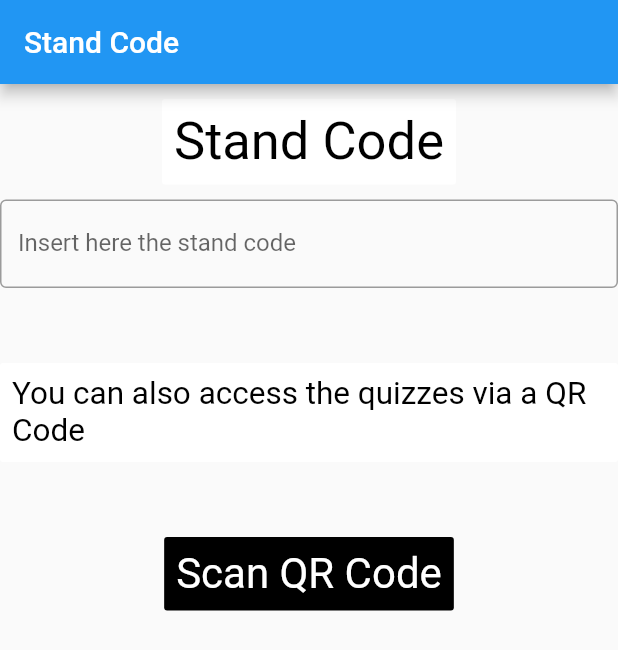
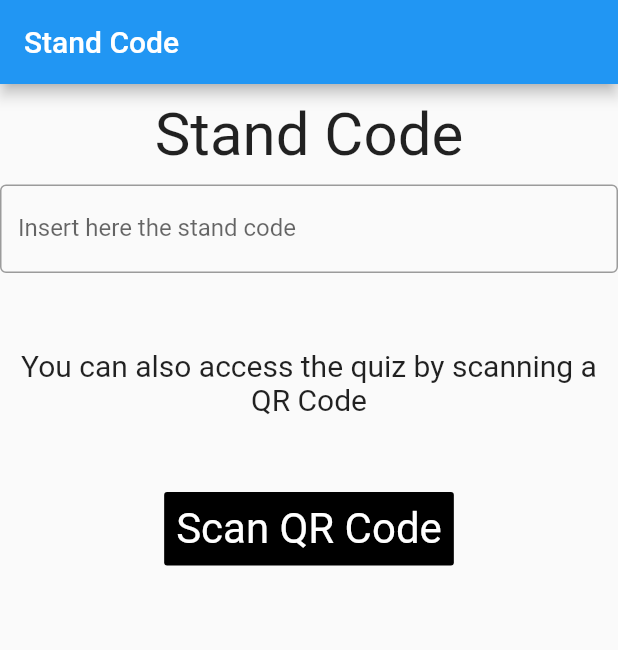
Before and after one commit to softeng-feup/open-cx-grupo-de-esof, a Flutter app: the screen it shows after launch, after a tap on "I'm a user", on a phone screen of 412 x 824 dp. Shown: the top 650 px of the screen. Run offline on Flutter 3.47's test engine with Material 2 defaults, Android fonts, the phone set to English and light mode, and no system bars; missing offline and left inert: barcode_scan.

Commit message:
Completed Stand Code Page

```diff
--- a/development/flutter_app/lib/Pages/StandCodePage.dart
+++ b/development/flutter_app/lib/Pages/StandCodePage.dart
@@ -37,25 +37,12 @@ class StandCodePage extends StatelessWidget {
 class AdviceText extends StatelessWidget {
   @override
   Widget build(BuildContext context) {
-    return FlatButton(
-      color: Colors.white,
-      textColor: Colors.black,
-      disabledColor: Colors.grey,
-      disabledTextColor: Colors.black,
-      padding: EdgeInsets.all(8.0),
-      splashColor: Colors.blue,
-      onPressed: () {
-
-      },
-      child: RichText(
-        text: TextSpan(
-          text: 'You can also access the quizzes via a QR Code',
-          style: TextStyle(
-            color: Colors.black,
-          ),
+    return Text(
+       "You can also access the quiz by scanning a QR Code",
+      style: TextStyle(
+          fontSize: 20,
         ),
-        textScaleFactor: 1.5,
-      ),
+      textAlign: TextAlign.center,
     );
   }
 }
@@ -64,7 +51,6 @@ class StandCodeTextField extends StatelessWidget {
   @override
   Widget build(BuildContext context) {
     return TextField(
-      obscureText: true,
       decoration: InputDecoration(
         border: OutlineInputBorder(),
         labelText: 'Insert here the stand code',
@@ -76,25 +62,12 @@ class StandCodeTextField extends StatelessWidget {
 class Title extends StatelessWidget {
   @override
   Widget build(BuildContext context) {
-    return FlatButton(
-      color: Colors.white,
-      textColor: Colors.black,
-      disabledColor: Colors.grey,
-      disabledTextColor: Colors.black,
-      padding: EdgeInsets.all(8.0),
-      splashColor: Colors.blue,
-      onPressed: () {
-
-      },
-      child: RichText(
-        text: TextSpan(
-          text: 'Stand Code',
-          style: TextStyle(
-            color: Colors.black,
-          ),
-        ),
-        textScaleFactor: 2.5,
+    return Text(
+      "Stand Code",
+      style: TextStyle(
+        fontSize: 40,
       ),
+      textAlign: TextAlign.center,
     );
   }
 }
@@ -160,6 +133,7 @@ class _ScanQR_state extends State<ScanQR_button> {
 }
 
 /*
+
   _buttonTap(BuildContext context) {
     print("tapped!");
 
```
